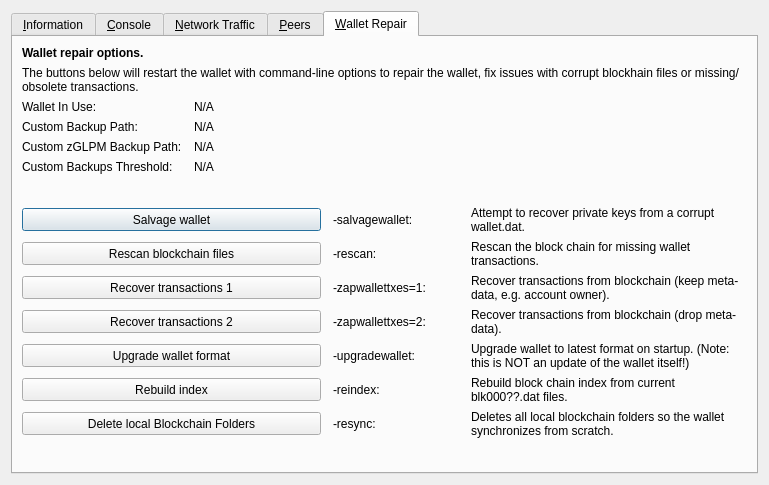
This is src/qt/forms/rpcconsole.ui in MCLXI/placeholder as Qt 5 draws it before an edit. The edited form follows.
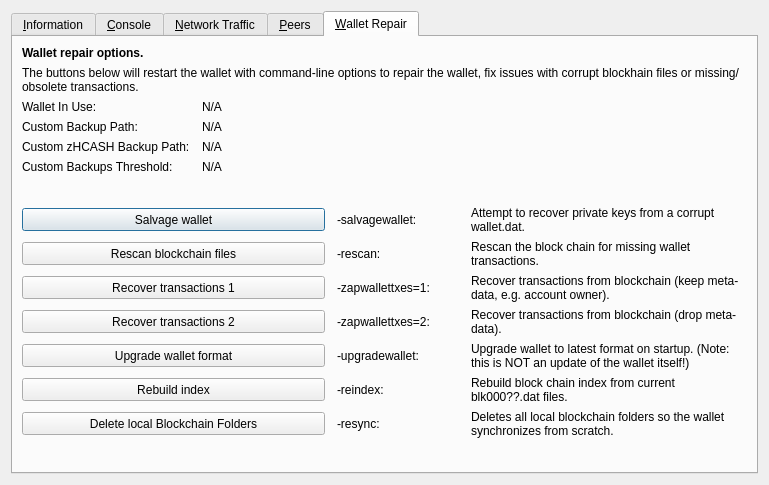
This is the edited form. The open tabs and pages were chosen to show the change. Icons and pictures are not drawn. Custom widgets are drawn as their Qt base class.

```diff
--- a/src/qt/forms/rpcconsole.ui
+++ b/src/qt/forms/rpcconsole.ui
@@ -1354,7 +1354,7 @@
        <item row="4" column="0">
         <widget class="QLabel" name="wallet_customzcdzcbackuppath_label">
          <property name="text">
-          <string>Custom zGLPM Backup Path:</string>
+          <string>Custom zHCASH Backup Path:</string>
          </property>
          <property name="visible">
           <bool>false</bool>
```
Left out of the diff: 4 changed lines with no effect on the pictures.
